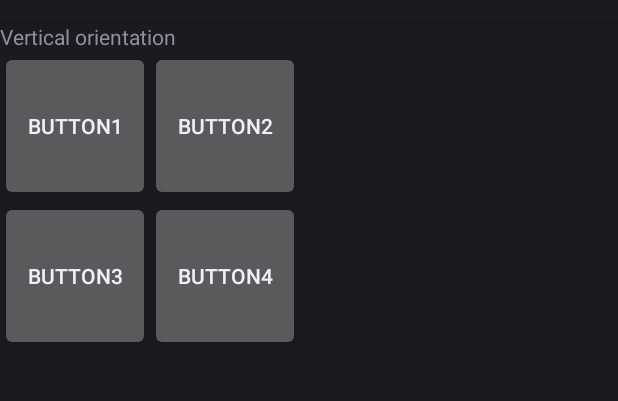
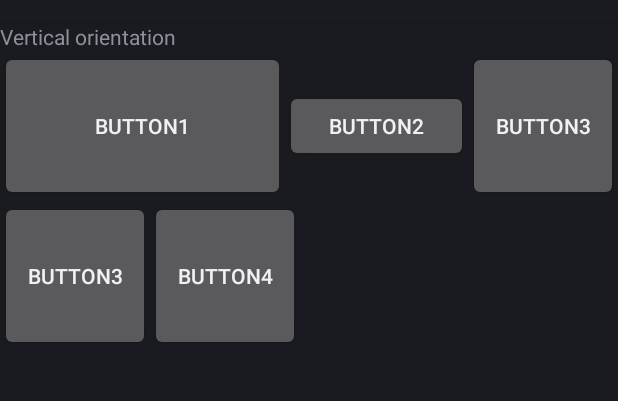
Before and after one commit to timoxino/StartAndroid, an Android app: the screen it shows after launch (MainActivity), on a phone screen of 412 x 824 dp, the part 62-463 px from its top. Run offline under Robolectric (Android 15) with nearby library versions, the phone set to English and light mode, and no system bars.

Commit message:
Used some layout properties

```diff
--- a/StartAndroid/src/main/res/layout/myscreen.xml
+++ b/StartAndroid/src/main/res/layout/myscreen.xml
@@ -18,16 +18,25 @@
       android:orientation="horizontal">
 
     <Button
-        android:layout_width="100dp"
-        android:layout_height="100dp"
+        android:layout_width="wrap_content"
+        android:layout_height="match_parent"
         android:id="@+id/button1"
-        android:text="Button1"/>
+        android:text="Button1"
+        android:layout_weight="3"/>
+
+    <Button
+        android:layout_width="wrap_content"
+        android:layout_height="wrap_content"
+        android:id="@+id/button2"
+        android:text="Button2"
+        android:layout_weight="1"/>
 
     <Button
         android:layout_width="100dp"
         android:layout_height="100dp"
-        android:id="@+id/button2"
-        android:text="Button2"/>
+        android:text="Button3"
+        android:id="@+id/button"
+        android:layout_weight="0"/>
 
   </LinearLayout>
 
```
